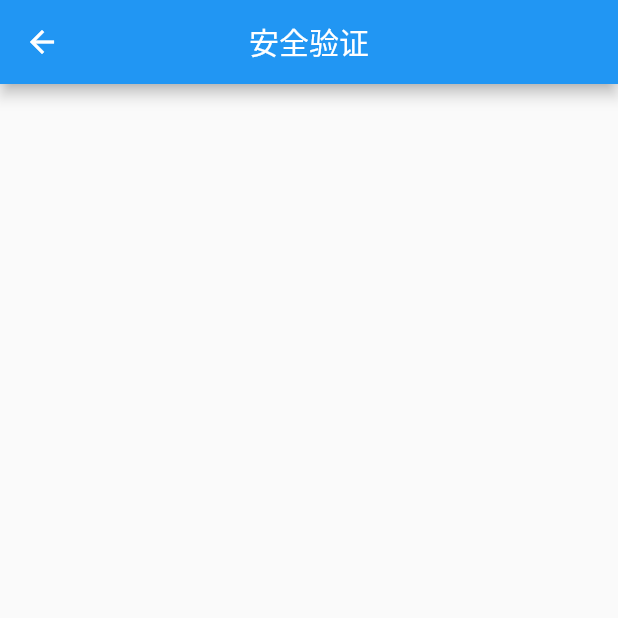
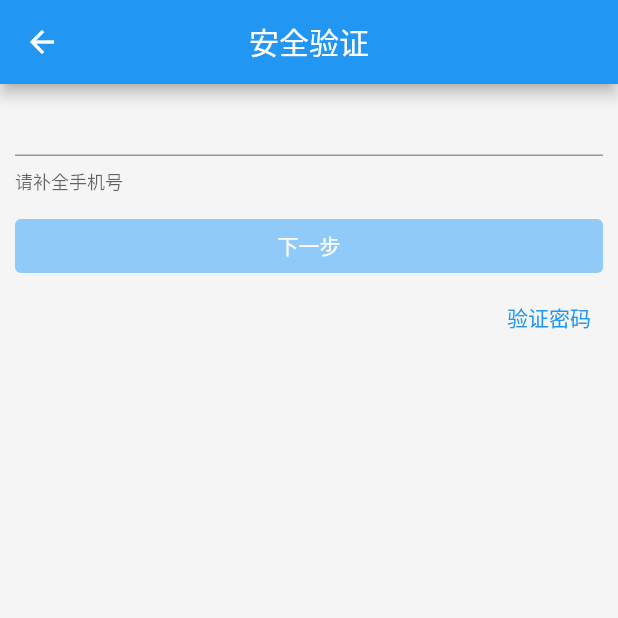
Before and after one commit to vcqzero/jjhy-app-refactor, a Flutter app: the SafetyVerificationPage screen opened directly, on a phone screen of 412 x 824 dp, the top half of it. Run offline on Flutter 3.47's test engine with Material 2 defaults, Android fonts, the phone set to English and light mode, and no system bars; our stand-ins replace dio, flutter_easyloading, fluttertoast, get_storage, image_picker, open_file and 3 more; accounts and stored records are empty; network calls fail.

Commit message:
添加安全验证手机号验证

```diff
--- a/lib/config/Config.dart
+++ b/lib/config/Config.dart
@@ -13,7 +13,7 @@ class Config {
 
   /// 接口baseUrl
   // static String baseUrl = 'https://api.jjhycom.cn';
-  static String baseUrl = 'http://192.168.0.116:3000/';
+  static String baseUrl = 'http://10.220.105.149:3000/';
 
   /// 页面背景色
   static Color pageBackgroudColor = Colors.grey.shade100;
--- a/lib/pages/security/SafetyVerificationPage.dart
+++ b/lib/pages/security/SafetyVerificationPage.dart
@@ -1,8 +1,12 @@
+import 'package:app/config/Config.dart';
+import 'package:app/store/User.dart';
+import 'package:app/utils/MyString.dart';
+import 'package:app/utils/MyToast.dart';
 import 'package:app/widgets/MyAppBar.dart';
+import 'package:app/widgets/MyButton.dart';
 import 'package:flutter/material.dart';
 
 class SafetyVerificationPage extends StatefulWidget {
-  static const routeName = "SafetyVerificationPage";
   SafetyVerificationPage({Key? key}) : super(key: key);
 
   @override
@@ -10,10 +14,79 @@ class SafetyVerificationPage extends StatefulWidget {
 }
 
 class _SafetyVerificationPageState extends State<SafetyVerificationPage> {
+  User _user = User.cached();
+  bool _disabled = true;
+  bool _verifyPassword = true;
+  TextEditingController _controller = TextEditingController();
+
+  @override
+  void initState() {
+    _verifyPassword = _user.hasPassword;
+    super.initState();
+  }
+
+  void _handleInputChange(String val) {
+    setState(() {
+      _disabled = val.isEmpty;
+    });
+  }
+
+  void _handleClickConfirm() async {
+    String val = _controller.text;
+    bool valid = false;
+    if (_verifyPassword) {
+      // 验证密码
+    } else {
+      // 验证手机号
+      valid = _user.tel == val;
+    }
+    if (!valid) {
+      MyToast.show('验证错误');
+    }
+  }
+
   @override
   Widget build(BuildContext context) {
     return Scaffold(
+      backgroundColor: Config.pageBackgroudColor,
       appBar: MyAppBar.build(title: '安全验证'),
+      body: Padding(
+        padding: EdgeInsets.only(left: 10, right: 10),
+        child: Column(
+          children: [
+            TextField(
+              keyboardType: _verifyPassword ? null : TextInputType.phone,
+              controller: _controller,
+              decoration: InputDecoration(
+                helperText: _verifyPassword
+                    ? '请输入密码'
+                    : '请补全手机号' + MyString.encryptPhone(_user.tel ?? ''),
+              ),
+              obscureText: _verifyPassword,
+              onChanged: _handleInputChange,
+            ),
+            SizedBox(height: 10),
+            MyButton.elevated(
+              label: '下一步',
+              disabled: _disabled,
+              onPressed: _handleClickConfirm,
+            ),
+            Container(
+              alignment: Alignment.centerRight,
+              child: MyButton.text(
+                label: _verifyPassword ? '验证手机号' : '验证密码',
+                fullWidth: false,
+                onPressed: () {
+                  setState(() {
+                    _verifyPassword = !_verifyPassword;
+                    _controller.clear();
+                  });
+                },
+              ),
+            )
+          ],
+        ),
+      ),
     );
   }
 }
```
Also changed, not shown: lib/pages/home/Index.dart (+11 -2 lines).
